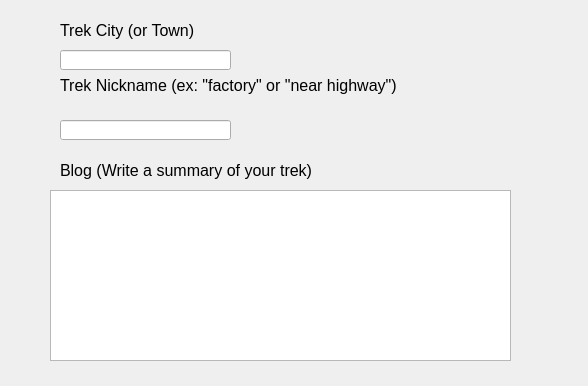
Before: the Qt Designer form blogwidget.ui in cjwhome/go3treksQt, drawn with Qt 5.
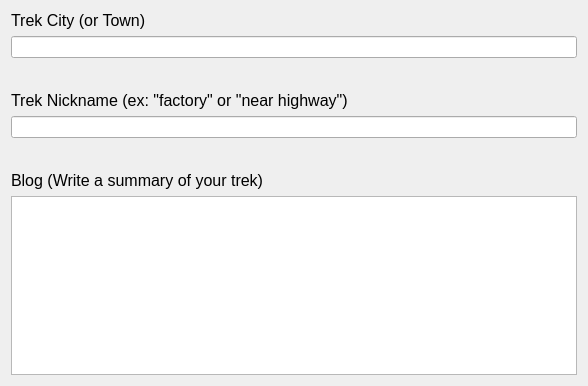
After: the same form once the commit is applied.

What changed in the file:
```diff
--- a/blogwidget.ui
+++ b/blogwidget.ui
@@ -13,25 +13,9 @@
   <property name="windowTitle">
    <string>Form</string>
   </property>
-  <widget class="QPlainTextEdit" name="plainTextEdit">
-   <property name="geometry">
-    <rect>
-     <x>50</x>
-     <y>190</y>
-     <width>461</width>
-     <height>171</height>
-    </rect>
-   </property>
-  </widget>
+  <layout class="QVBoxLayout" name="verticalLayout">
+   <item>
   <widget class="QLabel" name="label">
-   <property name="geometry">
-    <rect>
-     <x>60</x>
-     <y>20</y>
-     <width>141</width>
-     <height>21</height>
-    </rect>
-   </property>
    <property name="font">
     <font>
      <pointsize>12</pointsize>
@@ -41,25 +25,25 @@
     <string>Trek City (or Town)</string>
    </property>
   </widget>
-  <widget class="QLineEdit" name="lineEdit">
-   <property name="geometry">
-    <rect>
-     <x>60</x>
-     <y>50</y>
-     <width>171</width>
-     <height>20</height>
-    </rect>
-   </property>
-  </widget>
+   </item>
+   <item>
+    <widget class="QLineEdit" name="lineEdit"/>
+   </item>
+   <item>
+    <spacer name="verticalSpacer_2">
+     <property name="orientation">
+      <enum>Qt::Vertical</enum>
+     </property>
+     <property name="sizeHint" stdset="0">
+      <size>
+       <width>20</width>
+       <height>40</height>
+      </size>
+     </property>
+    </spacer>
+   </item>
+   <item>
   <widget class="QLabel" name="label_2">
-   <property name="geometry">
-    <rect>
-     <x>60</x>
-     <y>70</y>
-     <width>351</width>
-     <height>31</height>
-    </rect>
-   </property>
    <property name="font">
     <font>
      <pointsize>12</pointsize>
@@ -69,25 +53,25 @@
     <string>Trek Nickname (ex: &quot;factory&quot; or &quot;near highway&quot;)</string>
    </property>
   </widget>
-  <widget class="QLineEdit" name="lineEdit_2">
-   <property name="geometry">
-    <rect>
-     <x>60</x>
-     <y>120</y>
-     <width>171</width>
-     <height>20</height>
-    </rect>
-   </property>
-  </widget>
+   </item>
+   <item>
+    <widget class="QLineEdit" name="lineEdit_2"/>
+   </item>
+   <item>
+    <spacer name="verticalSpacer">
+     <property name="orientation">
+      <enum>Qt::Vertical</enum>
+     </property>
+     <property name="sizeHint" stdset="0">
+      <size>
+       <width>20</width>
+       <height>40</height>
+      </size>
+     </property>
+    </spacer>
+   </item>
+   <item>
   <widget class="QLabel" name="label_3">
-   <property name="geometry">
-    <rect>
-     <x>60</x>
-     <y>160</y>
-     <width>281</width>
-     <height>21</height>
-    </rect>
-   </property>
    <property name="font">
     <font>
      <pointsize>12</pointsize>
@@ -97,6 +81,11 @@
     <string>Blog (Write a summary of your trek)</string>
    </property>
   </widget>
+   </item>
+   <item>
+    <widget class="QPlainTextEdit" name="plainTextEdit"/>
+   </item>
+  </layout>
  </widget>
  <resources/>
  <connections/>
```
Lines whose indentation alone changed are shown as unchanged.
